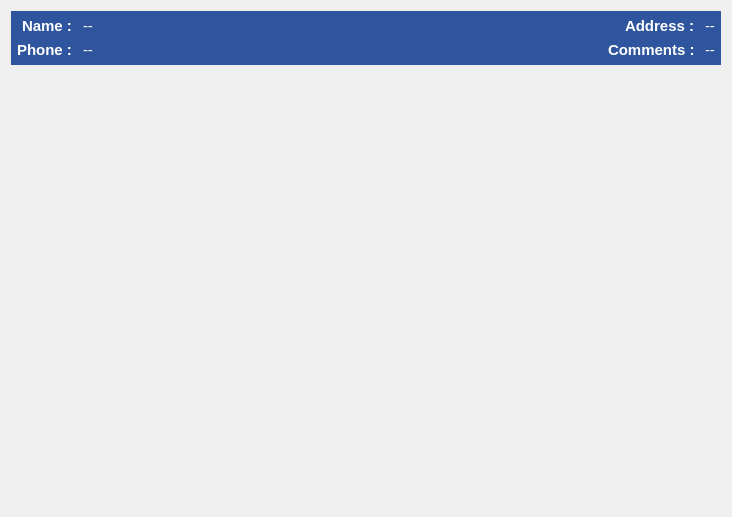
First picture: the form in estorecpp/multiplepayment.ui, repository Watti/estorecpp, before the edit.
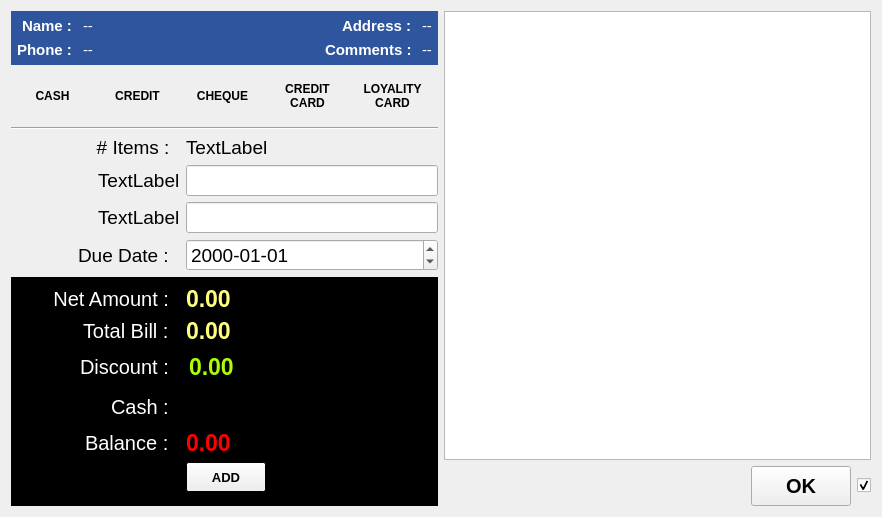
Second picture: the form after the edit. Icons and pictures are not drawn.

```diff
--- a/estorecpp/multiplepayment.ui
+++ b/estorecpp/multiplepayment.ui
@@ -6,13 +6,15 @@
    <rect>
     <x>0</x>
     <y>0</y>
-    <width>732</width>
+    <width>882</width>
     <height>517</height>
    </rect>
   </property>
   <property name="windowTitle">
    <string>Form</string>
   </property>
+  <layout class="QHBoxLayout" name="horizontalLayout_6">
+   <item>
   <layout class="QVBoxLayout" name="verticalLayout">
    <item>
     <widget class="QWidget" name="widget_2" native="true">
@@ -307,17 +309,1169 @@
     </widget>
    </item>
    <item>
-    <spacer name="verticalSpacer">
+      <layout class="QHBoxLayout" name="horizontalLayout_5">
+       <item>
+        <widget class="QPushButton" name="cashBtn">
+         <property name="sizePolicy">
+          <sizepolicy hsizetype="Fixed" vsizetype="Fixed">
+           <horstretch>0</horstretch>
+           <verstretch>0</verstretch>
+          </sizepolicy>
+         </property>
+         <property name="minimumSize">
+          <size>
+           <width>75</width>
+           <height>50</height>
+          </size>
+         </property>
+         <property name="maximumSize">
+          <size>
+           <width>75</width>
+           <height>50</height>
+          </size>
+         </property>
+         <property name="font">
+          <font>
+           <weight>75</weight>
+           <bold>true</bold>
+          </font>
+         </property>
+         <property name="text">
+          <string>CASH</string>
+         </property>
+         <property name="checkable">
+          <bool>true</bool>
+         </property>
+         <property name="flat">
+          <bool>true</bool>
+         </property>
+        </widget>
+       </item>
+       <item>
+        <widget class="QPushButton" name="creditBtn">
+         <property name="sizePolicy">
+          <sizepolicy hsizetype="Fixed" vsizetype="Fixed">
+           <horstretch>0</horstretch>
+           <verstretch>0</verstretch>
+          </sizepolicy>
+         </property>
+         <property name="minimumSize">
+          <size>
+           <width>75</width>
+           <height>50</height>
+          </size>
+         </property>
+         <property name="maximumSize">
+          <size>
+           <width>75</width>
+           <height>50</height>
+          </size>
+         </property>
+         <property name="font">
+          <font>
+           <weight>75</weight>
+           <bold>true</bold>
+          </font>
+         </property>
+         <property name="text">
+          <string>CREDIT</string>
+         </property>
+         <property name="checkable">
+          <bool>true</bool>
+         </property>
+         <property name="flat">
+          <bool>true</bool>
+         </property>
+        </widget>
+       </item>
+       <item>
+        <widget class="QPushButton" name="chequeBtn">
+         <property name="sizePolicy">
+          <sizepolicy hsizetype="Fixed" vsizetype="Fixed">
+           <horstretch>0</horstretch>
+           <verstretch>0</verstretch>
+          </sizepolicy>
+         </property>
+         <property name="minimumSize">
+          <size>
+           <width>75</width>
+           <height>50</height>
+          </size>
+         </property>
+         <property name="maximumSize">
+          <size>
+           <width>75</width>
+           <height>50</height>
+          </size>
+         </property>
+         <property name="font">
+          <font>
+           <weight>75</weight>
+           <bold>true</bold>
+          </font>
+         </property>
+         <property name="text">
+          <string>CHEQUE</string>
+         </property>
+         <property name="checkable">
+          <bool>true</bool>
+         </property>
+         <property name="flat">
+          <bool>true</bool>
+         </property>
+        </widget>
+       </item>
+       <item>
+        <widget class="QPushButton" name="creditCardBtn">
+         <property name="sizePolicy">
+          <sizepolicy hsizetype="Minimum" vsizetype="Minimum">
+           <horstretch>0</horstretch>
+           <verstretch>0</verstretch>
+          </sizepolicy>
+         </property>
+         <property name="minimumSize">
+          <size>
+           <width>75</width>
+           <height>50</height>
+          </size>
+         </property>
+         <property name="maximumSize">
+          <size>
+           <width>75</width>
+           <height>50</height>
+          </size>
+         </property>
+         <property name="font">
+          <font>
+           <weight>75</weight>
+           <bold>true</bold>
+          </font>
+         </property>
+         <property name="text">
+          <string>CREDIT 
+CARD</string>
+         </property>
+         <property name="checkable">
+          <bool>true</bool>
+         </property>
+         <property name="flat">
+          <bool>true</bool>
+         </property>
+        </widget>
+       </item>
+       <item>
+        <widget class="QPushButton" name="loyalityCardBtn">
+         <property name="sizePolicy">
+          <sizepolicy hsizetype="Minimum" vsizetype="Minimum">
+           <horstretch>0</horstretch>
+           <verstretch>0</verstretch>
+          </sizepolicy>
+         </property>
+         <property name="minimumSize">
+          <size>
+           <width>75</width>
+           <height>50</height>
+          </size>
+         </property>
+         <property name="maximumSize">
+          <size>
+           <width>75</width>
+           <height>50</height>
+          </size>
+         </property>
+         <property name="font">
+          <font>
+           <weight>75</weight>
+           <bold>true</bold>
+          </font>
+         </property>
+         <property name="text">
+          <string>LOYALITY 
+CARD</string>
+         </property>
+         <property name="checkable">
+          <bool>true</bool>
+         </property>
+         <property name="flat">
+          <bool>true</bool>
+         </property>
+        </widget>
+       </item>
+      </layout>
+     </item>
+     <item>
+      <widget class="Line" name="line">
      <property name="orientation">
-      <enum>Qt::Vertical</enum>
-     </property>
+        <enum>Qt::Horizontal</enum>
+       </property>
+      </widget>
+     </item>
+     <item>
+      <layout class="QFormLayout" name="formLayout_2">
+       <property name="labelAlignment">
+        <set>Qt::AlignRight|Qt::AlignTrailing|Qt::AlignVCenter</set>
+       </property>
+       <item row="0" column="0">
+        <widget class="QLabel" name="label_4">
+         <property name="sizePolicy">
+          <sizepolicy hsizetype="Expanding" vsizetype="Preferred">
+           <horstretch>0</horstretch>
+           <verstretch>0</verstretch>
+          </sizepolicy>
+         </property>
+         <property name="minimumSize">
+          <size>
+           <width>169</width>
+           <height>0</height>
+          </size>
+         </property>
+         <property name="font">
+          <font>
+           <pointsize>14</pointsize>
+          </font>
+         </property>
+         <property name="text">
+          <string># Items :  </string>
+         </property>
+         <property name="alignment">
+          <set>Qt::AlignRight|Qt::AlignTrailing|Qt::AlignVCenter</set>
+         </property>
+        </widget>
+       </item>
+       <item row="0" column="1">
+        <widget class="QLabel" name="noOfItemsLbl">
+         <property name="sizePolicy">
+          <sizepolicy hsizetype="MinimumExpanding" vsizetype="Preferred">
+           <horstretch>0</horstretch>
+           <verstretch>0</verstretch>
+          </sizepolicy>
+         </property>
+         <property name="font">
+          <font>
+           <pointsize>14</pointsize>
+          </font>
+         </property>
+         <property name="text">
+          <string>TextLabel</string>
+         </property>
+        </widget>
+       </item>
+       <item row="1" column="0">
+        <widget class="QLabel" name="lbl1">
+         <property name="sizePolicy">
+          <sizepolicy hsizetype="Expanding" vsizetype="Preferred">
+           <horstretch>0</horstretch>
+           <verstretch>0</verstretch>
+          </sizepolicy>
+         </property>
+         <property name="minimumSize">
+          <size>
+           <width>0</width>
+           <height>0</height>
+          </size>
+         </property>
+         <property name="font">
+          <font>
+           <pointsize>14</pointsize>
+          </font>
+         </property>
+         <property name="text">
+          <string>TextLabel</string>
+         </property>
+        </widget>
+       </item>
+       <item row="1" column="1">
+        <widget class="QLineEdit" name="txt1">
+         <property name="sizePolicy">
+          <sizepolicy hsizetype="MinimumExpanding" vsizetype="Fixed">
+           <horstretch>0</horstretch>
+           <verstretch>0</verstretch>
+          </sizepolicy>
+         </property>
+         <property name="font">
+          <font>
+           <pointsize>14</pointsize>
+          </font>
+         </property>
+        </widget>
+       </item>
+       <item row="2" column="0">
+        <widget class="QLabel" name="lbl2">
+         <property name="sizePolicy">
+          <sizepolicy hsizetype="Expanding" vsizetype="Preferred">
+           <horstretch>0</horstretch>
+           <verstretch>0</verstretch>
+          </sizepolicy>
+         </property>
+         <property name="font">
+          <font>
+           <pointsize>14</pointsize>
+          </font>
+         </property>
+         <property name="text">
+          <string>TextLabel</string>
+         </property>
+        </widget>
+       </item>
+       <item row="2" column="1">
+        <widget class="QLineEdit" name="txt2">
+         <property name="sizePolicy">
+          <sizepolicy hsizetype="MinimumExpanding" vsizetype="Fixed">
+           <horstretch>0</horstretch>
+           <verstretch>0</verstretch>
+          </sizepolicy>
+         </property>
+         <property name="font">
+          <font>
+           <pointsize>14</pointsize>
+          </font>
+         </property>
+        </widget>
+       </item>
+       <item row="3" column="0">
+        <widget class="QLabel" name="dateLbl">
+         <property name="sizePolicy">
+          <sizepolicy hsizetype="Expanding" vsizetype="Preferred">
+           <horstretch>0</horstretch>
+           <verstretch>0</verstretch>
+          </sizepolicy>
+         </property>
+         <property name="font">
+          <font>
+           <pointsize>14</pointsize>
+          </font>
+         </property>
+         <property name="text">
+          <string>Due Date :  </string>
+         </property>
+        </widget>
+       </item>
+       <item row="3" column="1">
+        <widget class="QDateEdit" name="dateEdit">
+         <property name="sizePolicy">
+          <sizepolicy hsizetype="MinimumExpanding" vsizetype="Fixed">
+           <horstretch>0</horstretch>
+           <verstretch>0</verstretch>
+          </sizepolicy>
+         </property>
+         <property name="font">
+          <font>
+           <pointsize>14</pointsize>
+          </font>
+         </property>
+         <property name="displayFormat">
+          <string>yyyy-MM-dd</string>
+         </property>
+        </widget>
+       </item>
+      </layout>
+     </item>
+     <item>
+      <widget class="QWidget" name="widget" native="true">
+       <property name="sizePolicy">
+        <sizepolicy hsizetype="Preferred" vsizetype="Expanding">
+         <horstretch>0</horstretch>
+         <verstretch>0</verstretch>
+        </sizepolicy>
+       </property>
+       <property name="palette">
+        <palette>
+         <active>
+          <colorrole role="Base">
+           <brush brushstyle="SolidPattern">
+            <color alpha="255">
+             <red>255</red>
+             <green>255</green>
+             <blue>255</blue>
+            </color>
+           </brush>
+          </colorrole>
+          <colorrole role="Window">
+           <brush brushstyle="SolidPattern">
+            <color alpha="255">
+             <red>0</red>
+             <green>0</green>
+             <blue>0</blue>
+            </color>
+           </brush>
+          </colorrole>
+         </active>
+         <inactive>
+          <colorrole role="Base">
+           <brush brushstyle="SolidPattern">
+            <color alpha="255">
+             <red>255</red>
+             <green>255</green>
+             <blue>255</blue>
+            </color>
+           </brush>
+          </colorrole>
+          <colorrole role="Window">
+           <brush brushstyle="SolidPattern">
+            <color alpha="255">
+             <red>0</red>
+             <green>0</green>
+             <blue>0</blue>
+            </color>
+           </brush>
+          </colorrole>
+         </inactive>
+         <disabled>
+          <colorrole role="Base">
+           <brush brushstyle="SolidPattern">
+            <color alpha="255">
+             <red>0</red>
+             <green>0</green>
+             <blue>0</blue>
+            </color>
+           </brush>
+          </colorrole>
+          <colorrole role="Window">
+           <brush brushstyle="SolidPattern">
+            <color alpha="255">
+             <red>0</red>
+             <green>0</green>
+             <blue>0</blue>
+            </color>
+           </brush>
+          </colorrole>
+         </disabled>
+        </palette>
+       </property>
+       <property name="autoFillBackground">
+        <bool>true</bool>
+       </property>
+       <layout class="QFormLayout" name="formLayout">
+        <property name="labelAlignment">
+         <set>Qt::AlignRight|Qt::AlignTrailing|Qt::AlignVCenter</set>
+        </property>
+        <item row="0" column="0">
+         <widget class="QLabel" name="label_3">
+          <property name="minimumSize">
+           <size>
+            <width>160</width>
+            <height>0</height>
+           </size>
+          </property>
+          <property name="palette">
+           <palette>
+            <active>
+             <colorrole role="WindowText">
+              <brush brushstyle="SolidPattern">
+               <color alpha="255">
+                <red>255</red>
+                <green>255</green>
+                <blue>255</blue>
+               </color>
+              </brush>
+             </colorrole>
+             <colorrole role="Base">
+              <brush brushstyle="SolidPattern">
+               <color alpha="255">
+                <red>255</red>
+                <green>255</green>
+                <blue>255</blue>
+               </color>
+              </brush>
+             </colorrole>
+             <colorrole role="Window">
+              <brush brushstyle="SolidPattern">
+               <color alpha="255">
+                <red>0</red>
+                <green>0</green>
+                <blue>0</blue>
+               </color>
+              </brush>
+             </colorrole>
+            </active>
+            <inactive>
+             <colorrole role="WindowText">
+              <brush brushstyle="SolidPattern">
+               <color alpha="255">
+                <red>255</red>
+                <green>255</green>
+                <blue>255</blue>
+               </color>
+              </brush>
+             </colorrole>
+             <colorrole role="Base">
+              <brush brushstyle="SolidPattern">
+               <color alpha="255">
+                <red>255</red>
+                <green>255</green>
+                <blue>255</blue>
+               </color>
+              </brush>
+             </colorrole>
+             <colorrole role="Window">
+              <brush brushstyle="SolidPattern">
+               <color alpha="255">
+                <red>0</red>
+                <green>0</green>
+                <blue>0</blue>
+               </color>
+              </brush>
+             </colorrole>
+            </inactive>
+            <disabled>
+             <colorrole role="WindowText">
+              <brush brushstyle="SolidPattern">
+               <color alpha="255">
+                <red>120</red>
+                <green>120</green>
+                <blue>120</blue>
+               </color>
+              </brush>
+             </colorrole>
+             <colorrole role="Base">
+              <brush brushstyle="SolidPattern">
+               <color alpha="255">
+                <red>0</red>
+                <green>0</green>
+                <blue>0</blue>
+               </color>
+              </brush>
+             </colorrole>
+             <colorrole role="Window">
+              <brush brushstyle="SolidPattern">
+               <color alpha="255">
+                <red>0</red>
+                <green>0</green>
+                <blue>0</blue>
+               </color>
+              </brush>
+             </colorrole>
+            </disabled>
+           </palette>
+          </property>
+          <property name="font">
+           <font>
+            <pointsize>15</pointsize>
+            <weight>50</weight>
+            <bold>false</bold>
+           </font>
+          </property>
+          <property name="text">
+           <string>Net Amount :  </string>
+          </property>
+          <property name="alignment">
+           <set>Qt::AlignRight|Qt::AlignTrailing|Qt::AlignVCenter</set>
+          </property>
+         </widget>
+        </item>
+        <item row="0" column="1">
+         <widget class="QLabel" name="netAmountLbl">
+          <property name="palette">
+           <palette>
+            <active>
+             <colorrole role="WindowText">
+              <brush brushstyle="SolidPattern">
+               <color alpha="255">
+                <red>255</red>
+                <green>255</green>
+                <blue>127</blue>
+               </color>
+              </brush>
+             </colorrole>
+            </active>
+            <inactive>
+             <colorrole role="WindowText">
+              <brush brushstyle="SolidPattern">
+               <color alpha="255">
+                <red>255</red>
+                <green>255</green>
+                <blue>127</blue>
+               </color>
+              </brush>
+             </colorrole>
+            </inactive>
+            <disabled>
+             <colorrole role="WindowText">
+              <brush brushstyle="SolidPattern">
+               <color alpha="255">
+                <red>120</red>
+                <green>120</green>
+                <blue>120</blue>
+               </color>
+              </brush>
+             </colorrole>
+            </disabled>
+           </palette>
+          </property>
+          <property name="font">
+           <font>
+            <pointsize>17</pointsize>
+            <weight>75</weight>
+            <bold>true</bold>
+           </font>
+          </property>
+          <property name="text">
+           <string>0.00</string>
+          </property>
+         </widget>
+        </item>
+        <item row="1" column="0">
+         <widget class="QLabel" name="label_5">
+          <property name="palette">
+           <palette>
+            <active>
+             <colorrole role="WindowText">
+              <brush brushstyle="SolidPattern">
+               <color alpha="255">
+                <red>255</red>
+                <green>255</green>
+                <blue>255</blue>
+               </color>
+              </brush>
+             </colorrole>
+            </active>
+            <inactive>
+             <colorrole role="WindowText">
+              <brush brushstyle="SolidPattern">
+               <color alpha="255">
+                <red>255</red>
+                <green>255</green>
+                <blue>255</blue>
+               </color>
+              </brush>
+             </colorrole>
+            </inactive>
+            <disabled>
+             <colorrole role="WindowText">
+              <brush brushstyle="SolidPattern">
+               <color alpha="255">
+                <red>120</red>
+                <green>120</green>
+                <blue>120</blue>
+               </color>
+              </brush>
+             </colorrole>
+            </disabled>
+           </palette>
+          </property>
+          <property name="font">
+           <font>
+            <pointsize>15</pointsize>
+           </font>
+          </property>
+          <property name="text">
+           <string>Total Bill :  </string>
+          </property>
+         </widget>
+        </item>
+        <item row="1" column="1">
+         <widget class="QLabel" name="totalBillLbl">
+          <property name="palette">
+           <palette>
+            <active>
+             <colorrole role="WindowText">
+              <brush brushstyle="SolidPattern">
+               <color alpha="255">
+                <red>255</red>
+                <green>255</green>
+                <blue>127</blue>
+               </color>
+              </brush>
+             </colorrole>
+            </active>
+            <inactive>
+             <colorrole role="WindowText">
+              <brush brushstyle="SolidPattern">
+               <color alpha="255">
+                <red>255</red>
+                <green>255</green>
+                <blue>127</blue>
+               </color>
+              </brush>
+             </colorrole>
+            </inactive>
+            <disabled>
+             <colorrole role="WindowText">
+              <brush brushstyle="SolidPattern">
+               <color alpha="255">
+                <red>120</red>
+                <green>120</green>
+                <blue>120</blue>
+               </color>
+              </brush>
+             </colorrole>
+            </disabled>
+           </palette>
+          </property>
+          <property name="font">
+           <font>
+            <pointsize>17</pointsize>
+            <weight>75</weight>
+            <bold>true</bold>
+           </font>
+          </property>
+          <property name="text">
+           <string>0.00</string>
+          </property>
+         </widget>
+        </item>
+        <item row="2" column="0">
+         <widget class="QLabel" name="label_13">
+          <property name="palette">
+           <palette>
+            <active>
+             <colorrole role="WindowText">
+              <brush brushstyle="SolidPattern">
+               <color alpha="255">
+                <red>255</red>
+                <green>255</green>
+                <blue>255</blue>
+               </color>
+              </brush>
+             </colorrole>
+            </active>
+            <inactive>
+             <colorrole role="WindowText">
+              <brush brushstyle="SolidPattern">
+               <color alpha="255">
+                <red>255</red>
+                <green>255</green>
+                <blue>255</blue>
+               </color>
+              </brush>
+             </colorrole>
+            </inactive>
+            <disabled>
+             <colorrole role="WindowText">
+              <brush brushstyle="SolidPattern">
+               <color alpha="255">
+                <red>120</red>
+                <green>120</green>
+                <blue>120</blue>
+               </color>
+              </brush>
+             </colorrole>
+            </disabled>
+           </palette>
+          </property>
+          <property name="font">
+           <font>
+            <pointsize>15</pointsize>
+            <weight>50</weight>
+            <bold>false</bold>
+           </font>
+          </property>
+          <property name="text">
+           <string>Discount :  </string>
+          </property>
+         </widget>
+        </item>
+        <item row="2" column="1">
+         <widget class="QLineEdit" name="discountText">
+          <property name="palette">
+           <palette>
+            <active>
+             <colorrole role="Text">
+              <brush brushstyle="SolidPattern">
+               <color alpha="255">
+                <red>170</red>
+                <green>255</green>
+                <blue>0</blue>
+               </color>
+              </brush>
+             </colorrole>
+             <colorrole role="Base">
+              <brush brushstyle="SolidPattern">
+               <color alpha="255">
+                <red>0</red>
+                <green>0</green>
+                <blue>0</blue>
+               </color>
+              </brush>
+             </colorrole>
+            </active>
+            <inactive>
+             <colorrole role="Text">
+              <brush brushstyle="SolidPattern">
+               <color alpha="255">
+                <red>170</red>
+                <green>255</green>
+                <blue>0</blue>
+               </color>
+              </brush>
+             </colorrole>
+             <colorrole role="Base">
+              <brush brushstyle="SolidPattern">
+               <color alpha="255">
+                <red>0</red>
+                <green>0</green>
+                <blue>0</blue>
+               </color>
+              </brush>
+             </colorrole>
+            </inactive>
+            <disabled>
+             <colorrole role="Text">
+              <brush brushstyle="SolidPattern">
+               <color alpha="255">
+                <red>120</red>
+                <green>120</green>
+                <blue>120</blue>
+               </color>
+              </brush>
+             </colorrole>
+             <colorrole role="Base">
+              <brush brushstyle="SolidPattern">
+               <color alpha="255">
+                <red>0</red>
+                <green>0</green>
+                <blue>0</blue>
+               </color>
+              </brush>
+             </colorrole>
+            </disabled>
+           </palette>
+          </property>
+          <property name="font">
+           <font>
+            <pointsize>17</pointsize>
+            <weight>75</weight>
+            <bold>true</bold>
+           </font>
+          </property>
+          <property name="text">
+           <string>0.00</string>
+          </property>
+         </widget>
+        </item>
+        <item row="3" column="0">
+         <widget class="QLabel" name="paymentType">
+          <property name="palette">
+           <palette>
+            <active>
+             <colorrole role="WindowText">
+              <brush brushstyle="SolidPattern">
+               <color alpha="255">
+                <red>255</red>
+                <green>255</green>
+                <blue>255</blue>
+               </color>
+              </brush>
+             </colorrole>
+            </active>
+            <inactive>
+             <colorrole role="WindowText">
+              <brush brushstyle="SolidPattern">
+               <color alpha="255">
+                <red>255</red>
+                <green>255</green>
+                <blue>255</blue>
+               </color>
+              </brush>
+             </colorrole>
+            </inactive>
+            <disabled>
+             <colorrole role="WindowText">
+              <brush brushstyle="SolidPattern">
+               <color alpha="255">
+                <red>120</red>
+                <green>120</green>
+                <blue>120</blue>
+               </color>
+              </brush>
+             </colorrole>
+            </disabled>
+           </palette>
+          </property>
+          <property name="font">
+           <font>
+            <pointsize>15</pointsize>
+            <weight>50</weight>
+            <bold>false</bold>
+           </font>
+          </property>
+          <property name="text">
+           <string>Cash :  </string>
+          </property>
+         </widget>
+        </item>
+        <item row="3" column="1">
+         <widget class="QLineEdit" name="cashText">
+          <property name="palette">
+           <palette>
+            <active>
+             <colorrole role="Text">
+              <brush brushstyle="SolidPattern">
+               <color alpha="255">
+                <red>170</red>
+                <green>255</green>
+                <blue>0</blue>
+               </color>
+              </brush>
+             </colorrole>
+             <colorrole role="Base">
+              <brush brushstyle="SolidPattern">
+               <color alpha="255">
+                <red>0</red>
+                <green>0</green>
+                <blue>0</blue>
+               </color>
+              </brush>
+             </colorrole>
+            </active>
+            <inactive>
+             <colorrole role="Text">
+              <brush brushstyle="SolidPattern">
+               <color alpha="255">
+                <red>170</red>
+                <green>255</green>
+                <blue>0</blue>
+               </color>
+              </brush>
+             </colorrole>
+             <colorrole role="Base">
+              <brush brushstyle="SolidPattern">
+               <color alpha="255">
+                <red>0</red>
+                <green>0</green>
+                <blue>0</blue>
+               </color>
+              </brush>
+             </colorrole>
+            </inactive>
+            <disabled>
+             <colorrole role="Text">
+              <brush brushstyle="SolidPattern">
+               <color alpha="255">
+                <red>120</red>
+                <green>120</green>
+                <blue>120</blue>
+               </color>
+              </brush>
+             </colorrole>
+             <colorrole role="Base">
+              <brush brushstyle="SolidPattern">
+               <color alpha="255">
+                <red>0</red>
+                <green>0</green>
+                <blue>0</blue>
+               </color>
+              </brush>
+             </colorrole>
+            </disabled>
+           </palette>
+          </property>
+          <property name="font">
+           <font>
+            <pointsize>17</pointsize>
+            <weight>75</weight>
+            <bold>true</bold>
+           </font>
+          </property>
+         </widget>
+        </item>
+        <item row="4" column="0">
+         <widget class="QLabel" name="label_6">
+          <property name="palette">
+           <palette>
+            <active>
+             <colorrole role="WindowText">
+              <brush brushstyle="SolidPattern">
+               <color alpha="255">
+                <red>255</red>
+                <green>255</green>
+                <blue>255</blue>
+               </color>
+              </brush>
+             </colorrole>
+            </active>
+            <inactive>
+             <colorrole role="WindowText">
+              <brush brushstyle="SolidPattern">
+               <color alpha="255">
+                <red>255</red>
+                <green>255</green>
+                <blue>255</blue>
+               </color>
+              </brush>
+             </colorrole>
+            </inactive>
+            <disabled>
+             <colorrole role="WindowText">
+              <brush brushstyle="SolidPattern">
+               <color alpha="255">
+                <red>120</red>
+                <green>120</green>
+                <blue>120</blue>
+               </color>
+              </brush>
+             </colorrole>
+            </disabled>
+           </palette>
+          </property>
+          <property name="font">
+           <font>
+            <pointsize>15</pointsize>
+            <weight>50</weight>
+            <bold>false</bold>
+           </font>
+          </property>
+          <property name="text">
+           <string>Balance :  </string>
+          </property>
+         </widget>
+        </item>
+        <item row="4" column="1">
+         <widget class="QLabel" name="balanceLbl">
+          <property name="palette">
+           <palette>
+            <active>
+             <colorrole role="WindowText">
+              <brush brushstyle="SolidPattern">
+               <color alpha="255">
+                <red>255</red>
+                <green>0</green>
+                <blue>0</blue>
+               </color>
+              </brush>
+             </colorrole>
+            </active>
+            <inactive>
+             <colorrole role="WindowText">
+              <brush brushstyle="SolidPattern">
+               <color alpha="255">
+                <red>255</red>
+                <green>0</green>
+                <blue>0</blue>
+               </color>
+              </brush>
+             </colorrole>
+            </inactive>
+            <disabled>
+             <colorrole role="WindowText">
+              <brush brushstyle="SolidPattern">
+               <color alpha="255">
+                <red>120</red>
+                <green>120</green>
+                <blue>120</blue>
+               </color>
+              </brush>
+             </colorrole>
+            </disabled>
+           </palette>
+          </property>
+          <property name="font">
+           <font>
+            <pointsize>17</pointsize>
+            <weight>75</weight>
+            <bold>true</bold>
+           </font>
+          </property>
+          <property name="text">
+           <string>0.00</string>
+          </property>
+         </widget>
+        </item>
+        <item row="5" column="1">
+         <layout class="QHBoxLayout" name="horizontalLayout_3">
+          <item>
+           <widget class="QPushButton" name="pushButton">
+            <property name="minimumSize">
+             <size>
+              <width>0</width>
+              <height>30</height>
+             </size>
+            </property>
+            <property name="font">
+             <font>
+              <pointsize>10</pointsize>
+              <weight>75</weight>
+              <bold>true</bold>
+             </font>
+            </property>
+            <property name="text">
+             <string>ADD</string>
+            </property>
+           </widget>
+          </item>
+          <item>
+           <spacer name="horizontalSpacer">
+            <property name="orientation">
+             <enum>Qt::Horizontal</enum>
+            </property>
      <property name="sizeHint" stdset="0">
+             <size>
+              <width>40</width>
+              <height>20</height>
+             </size>
+            </property>
+           </spacer>
+          </item>
+         </layout>
+        </item>
+       </layout>
+      </widget>
+     </item>
+    </layout>
+   </item>
+   <item>
+    <layout class="QVBoxLayout" name="verticalLayout_2">
+     <item>
+      <widget class="QTableWidget" name="tableWidget"/>
+     </item>
+     <item>
+      <layout class="QHBoxLayout" name="horizontalLayout_2">
+       <item>
+        <spacer name="horizontalSpacer_5">
+         <property name="orientation">
+          <enum>Qt::Horizontal</enum>
+         </property>
+         <property name="sizeHint" stdset="0">
+          <size>
+           <width>40</width>
+           <height>20</height>
+          </size>
+         </property>
+        </spacer>
+       </item>
+       <item>
+        <widget class="QPushButton" name="okBtn">
+         <property name="minimumSize">
+          <size>
+           <width>100</width>
+           <height>40</height>
+          </size>
+         </property>
+         <property name="font">
+          <font>
+           <pointsize>15</pointsize>
+           <weight>75</weight>
+           <bold>true</bold>
+          </font>
+         </property>
+         <property name="text">
+          <string>OK</string>
+         </property>
+        </widget>
+       </item>
+       <item>
+        <widget class="QCheckBox" name="doPrintCB">
+         <property name="text">
+          <string/>
+         </property>
+         <property name="icon">
+          <iconset>
+           <normaloff>icons/print.png</normaloff>icons/print.png</iconset>
+         </property>
+         <property name="iconSize">
       <size>
        <width>20</width>
-       <height>135</height>
-      </size>
-     </property>
-    </spacer>
+           <height>20</height>
+          </size>
+         </property>
+         <property name="checked">
+          <bool>true</bool>
+         </property>
+        </widget>
+       </item>
+      </layout>
+     </item>
+    </layout>
    </item>
   </layout>
  </widget>
```
Lines whose indentation alone changed are shown as unchanged.
